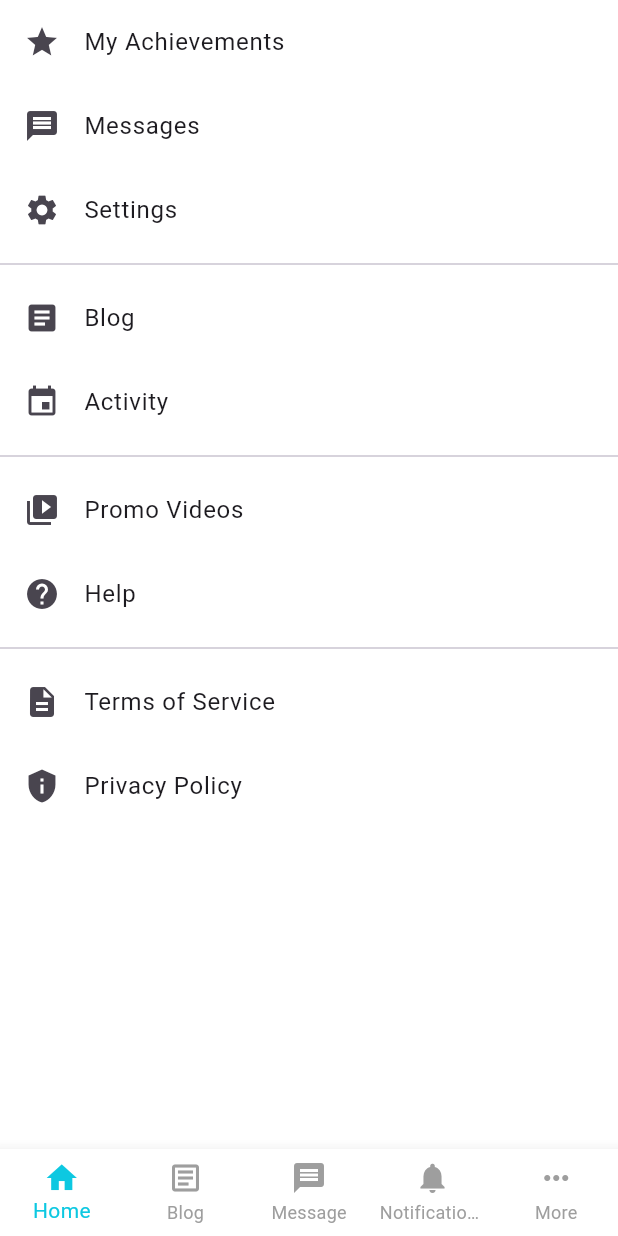
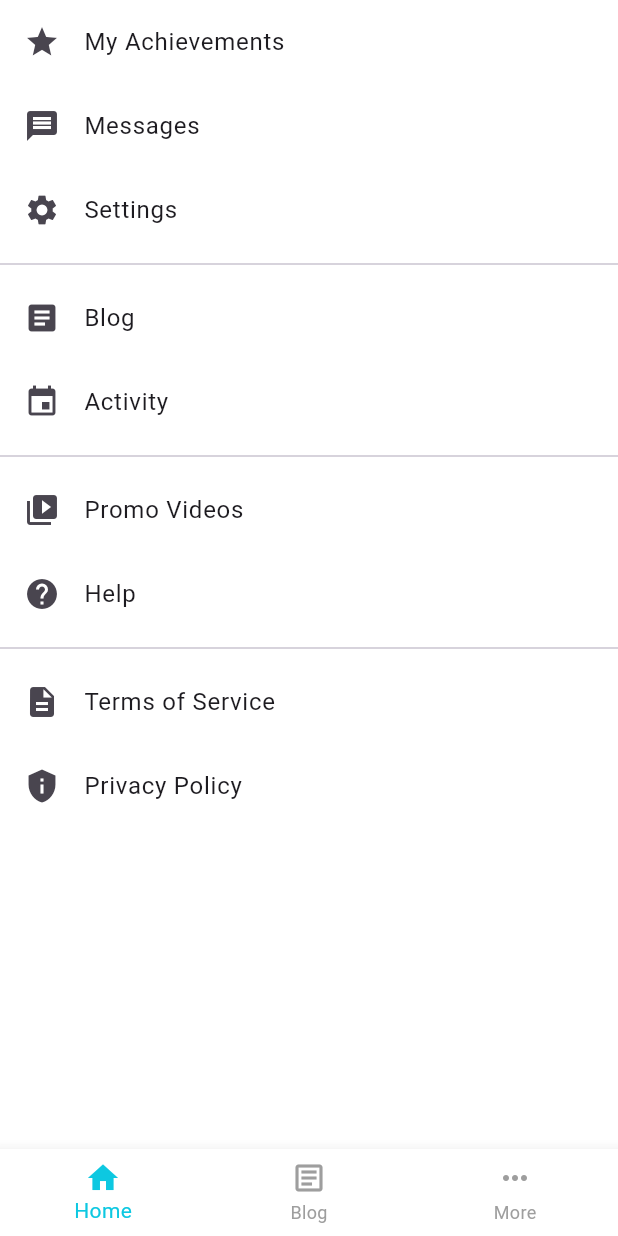
Before and after one commit to Dillideekshi/appdev, a Flutter app: the MoreScreen screen opened directly, on a phone screen of 412 x 824 dp. Run offline on Flutter 3.47's test engine with Material 3 defaults, Android fonts, the phone set to English and light mode, and no system bars; our stand-ins replace card_swiper, cloud_firestore, equatable, firebase_auth, firebase_core, fluttertoast and 2 more; accounts and stored records are empty; network calls fail.

Commit message:
Add files via upload

```diff
--- a/lib/pages/more/more_screen.dart
+++ b/lib/pages/more/more_screen.dart
@@ -255,14 +255,6 @@ class BottomNavBar extends StatelessWidget {
           label: 'Blog',
         ),
         BottomNavigationBarItem(
-          icon: Icon(Icons.message),
-          label: 'Message',
-        ),
-        BottomNavigationBarItem(
-          icon: Icon(Icons.notifications),
-          label: 'Notifications',
-        ),
-        BottomNavigationBarItem(
           icon: Icon(Icons.more_horiz),
           label: 'More',
         ),
```
Also changed, not shown: lib/models/news app/screens/home_screen.dart (+0 -16 lines), lib/pages/home_page.dart (+1 -15 lines).
